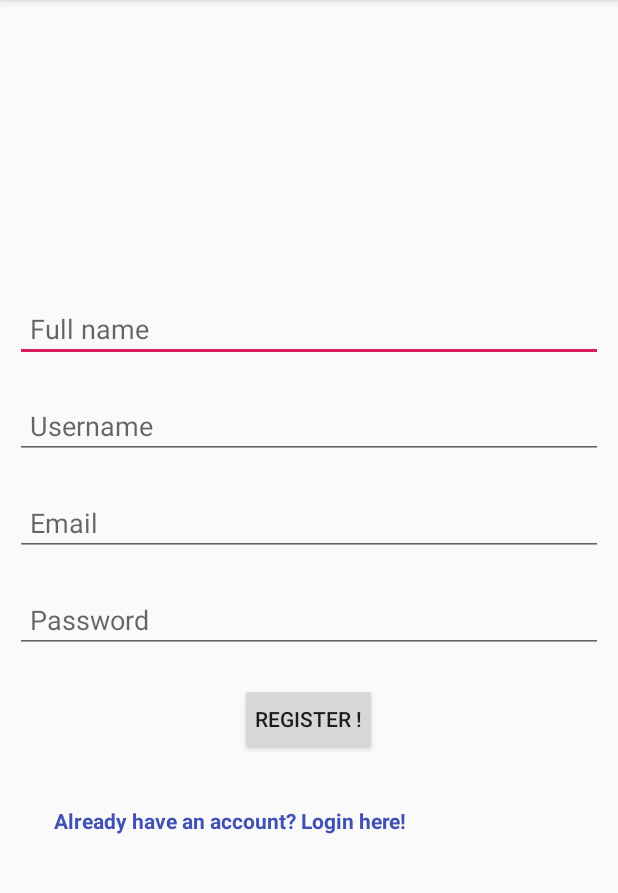
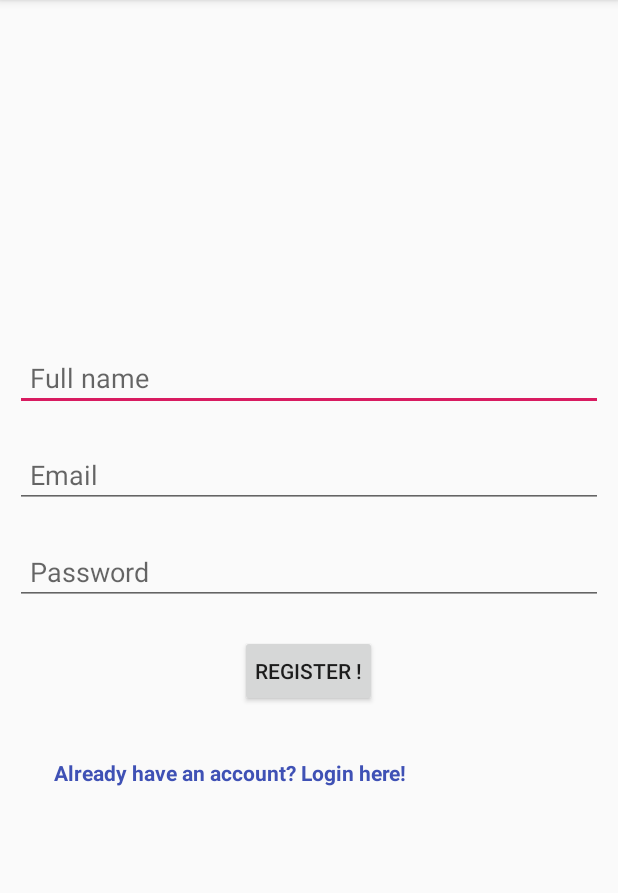
Before and after one commit to serametmuhammet/serametmuhammet-cse3044spring2019p1_mseramet_bozkan_maktas, an Android app: the RegisterScreen screen opened directly, with no data from a screen before it, on a phone screen of 412 x 824 dp, the part 84-977 px from its top. Run offline under Robolectric (Android 15) with nearby library versions, the phone set to English and light mode, and no system bars; our stand-ins replace Firebase (no records; nobody signed in at launch, a user with empty details on screens opened directly).

Commit message:
final commit

```diff
--- a/app/src/main/java/com/example/neyesek/RegisterScreen.java
+++ b/app/src/main/java/com/example/neyesek/RegisterScreen.java
@@ -1,6 +1,7 @@
 package com.example.neyesek;
 
 import android.content.Intent;
+import android.net.Uri;
 import android.support.annotation.NonNull;
 import android.support.v7.app.AppCompatActivity;
 import android.os.Bundle;
@@ -17,6 +18,9 @@ import com.google.firebase.auth.AuthResult;
 import com.google.firebase.auth.FirebaseAuth;
 import com.google.firebase.auth.FirebaseUser;
 import com.google.firebase.auth.UserProfileChangeRequest;
+import com.google.firebase.database.DatabaseReference;
+import com.google.firebase.database.FirebaseDatabase;
+import com.google.firebase.storage.StorageReference;
 
 public class RegisterScreen extends AppCompatActivity {
 
@@ -25,6 +29,14 @@ public class RegisterScreen extends AppCompatActivity {
     Button register;
     EditText email;
     EditText password;
+    private StorageReference storage;
+    private FirebaseDatabase database;
+    private DatabaseReference gittimRef;
+    private DatabaseReference favRef, levelRef;
+    private FirebaseAuth mAuth;
+    private Uri uri = null;
+    private DatabaseReference mDatabaseUsers;
+    private FirebaseUser mCurrentUser;
 
     @Override
     protected void onCreate(Bundle savedInstanceState) {
@@ -76,7 +88,13 @@ public class RegisterScreen extends AppCompatActivity {
                                             .setDisplayName("" + fullname.getText().toString())
                                             .build();
 
-                                    startActivity(new Intent(RegisterScreen.this, LoginScreen.class));
+                                    mAuth = FirebaseAuth.getInstance();
+                                    mCurrentUser = mAuth.getCurrentUser();
+                                    mDatabaseUsers = FirebaseDatabase.getInstance().getReference().child("Users").child(mCurrentUser.getUid());
+                                    gittimRef = database.getInstance().getReference().child("NeYesek").child(mCurrentUser.getUid()).child("Fullname");
+                                    gittimRef.setValue(fullname.getText().toString());
+                                    Toast.makeText(RegisterScreen.this,"KAYIT BAŞARILI. HOŞGELDİNİZ",Toast.LENGTH_LONG).show();
+                                    startActivity(new Intent(RegisterScreen.this, ButtonsScreen.class));
                                     finish();
                                 }
 
--- a/app/src/main/res/layout/activity_register_screen.xml
+++ b/app/src/main/res/layout/activity_register_screen.xml
@@ -21,14 +21,6 @@
             android:hint="@string/user_name"
             android:layout_margin="10dp"/>
 
-        <!--username that user will use in app-->
-        <EditText
-            android:id="@+id/et_reg_username"
-            android:layout_width="match_parent"
-            android:layout_height="wrap_content"
-            android:padding="10dp"
-            android:layout_margin="10dp"
-            android:hint="@string/username"/>
 
         <!--email address-->
         <EditText
```
Also changed, not shown: app/src/main/java/com/example/neyesek/UserPage.java (+17 -0 lines), app/src/main/java/com/example/neyesek/activity/SearchNearByPlaces.java (+29 -2 lines), app/src/main/res/layout/activity_map.xml (+7 -0 lines).
